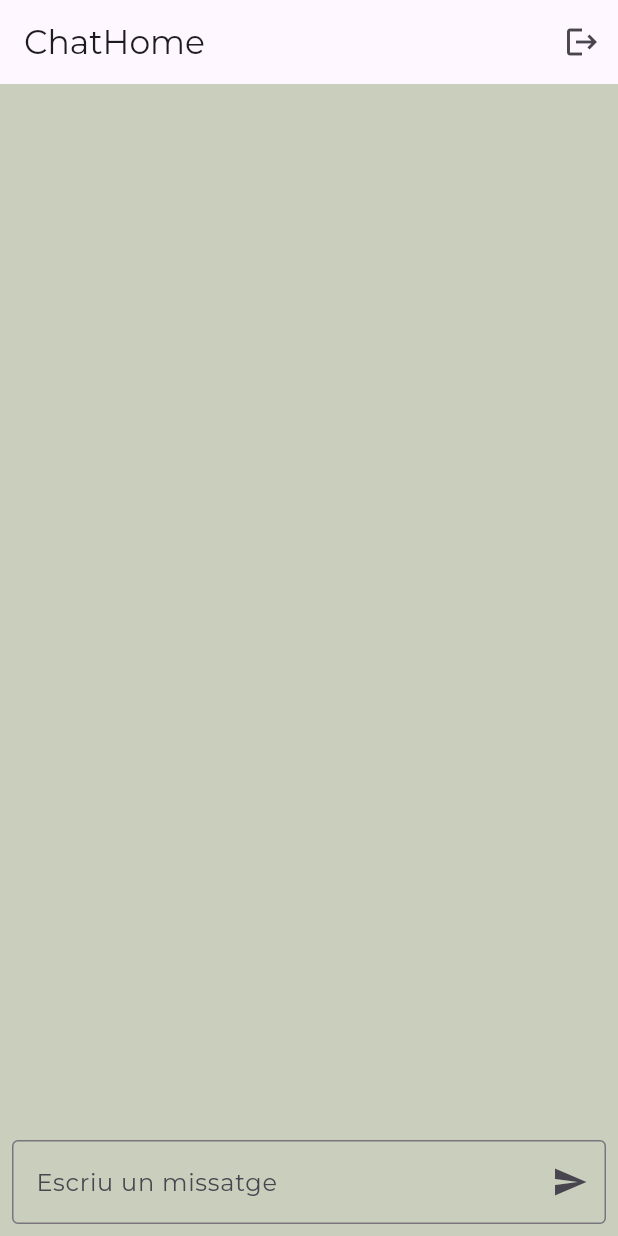
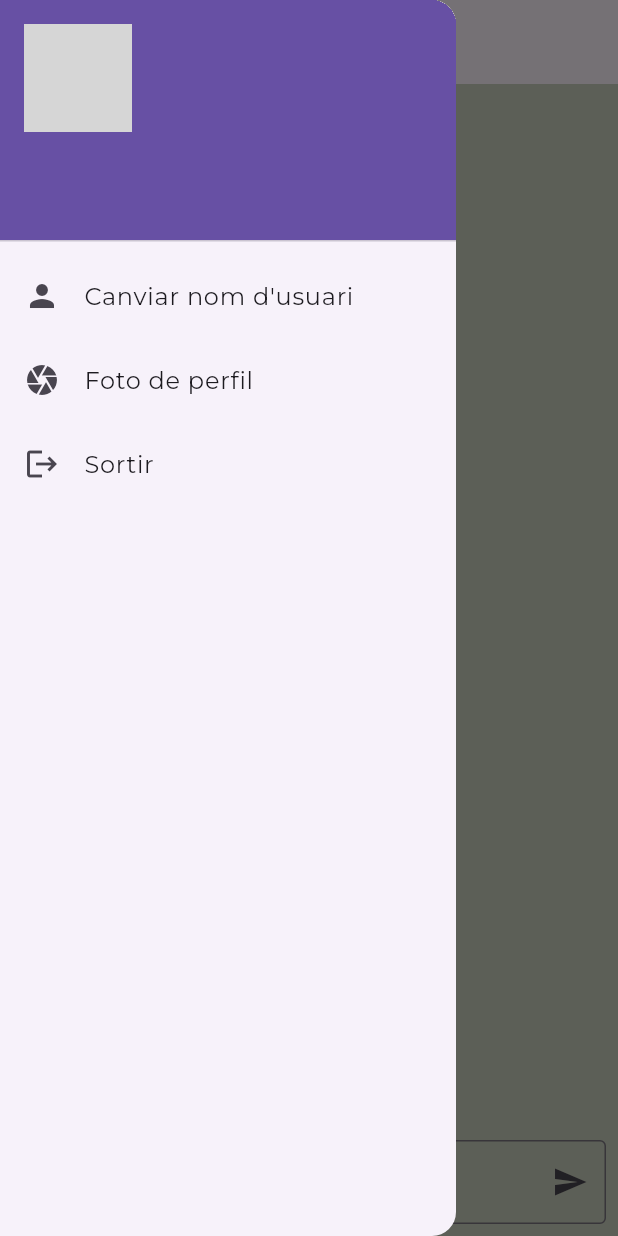
Before and after one commit to poqueque/cifo_5_chatter, a Flutter app: the ChatHome screen opened directly, with the side drawer open (before the commit the screen has no drawer), on a phone screen of 412 x 824 dp. Run offline on Flutter 3.47's test engine with Material 3 defaults, Android fonts, the phone set to English and light mode, and no system bars; our stand-ins replace chat_bubbles, cloud_firestore, firebase_auth, firebase_core, firebase_storage, google_fonts and 1 more; missing offline and left inert: firebase_ui_auth, firebase_ui_localizations; accounts and stored records are empty; generated files the repository leaves out were written again; network calls fail; grey boxes are pictures that could not be loaded.

Commit message:
After Session 11

```diff
--- /dev/null
+++ b/lib/extensions/date_time_extension.dart
@@ -0,0 +1,5 @@
+extension DateTimeExtension on DateTime {
+  String get hhmm {
+    return "$hour:$minute";
+  }
+}
--- a/lib/models/message.dart
+++ b/lib/models/message.dart
@@ -1,11 +1,20 @@
 import 'package:cloud_firestore/cloud_firestore.dart';
+import 'package:firebase_auth/firebase_auth.dart';
 
 class Message implements Comparable {
   final String uid;
+  final String name;
   final String content;
   final DateTime dateTime;
 
-  Message({required this.uid, required this.content, required this.dateTime});
+  bool get isMine => uid == FirebaseAuth.instance.currentUser?.uid;
+
+  Message({
+    required this.uid,
+    required this.name,
+    required this.content,
+    required this.dateTime,
+  });
 
   factory Message.fromFirestore(
     DocumentSnapshot<Map<String, dynamic>> snapshot,
@@ -14,6 +23,7 @@ class Message implements Comparable {
     final data = snapshot.data();
     return Message(
       uid: data?['uid'] ?? "",
+      name: data?['name'] ?? "Anònim",
       content: data?['content'] ?? "",
       dateTime: DateTime.fromMillisecondsSinceEpoch(data?['dateTime'] ?? 0),
     );
@@ -22,6 +32,7 @@ class Message implements Comparable {
   Map<String, dynamic> toFirestore() {
     return {
       "uid": uid,
+      "name": name,
       "content": content,
       "dateTime": dateTime.millisecondsSinceEpoch,
     };
--- a/lib/screens/chat_home.dart
+++ b/lib/screens/chat_home.dart
@@ -1,7 +1,15 @@
+import 'dart:io';
+
+import 'package:chat_bubbles/bubbles/bubble_special_one.dart';
+import 'package:chatter/extensions/date_time_extension.dart';
+import 'package:chatter/models/message.dart';
 import 'package:chatter/screens/splash.dart';
 import 'package:chatter/services/message_provider.dart';
+import 'package:chatter/styles/app_styles.dart';
 import 'package:firebase_auth/firebase_auth.dart';
+import 'package:firebase_storage/firebase_storage.dart';
 import 'package:flutter/material.dart';
+import 'package:image_picker/image_picker.dart';
 import 'package:provider/provider.dart';
 
 class ChatHome extends StatefulWidget {
@@ -13,18 +21,46 @@ class ChatHome extends StatefulWidget {
 
 class _ChatHomeState extends State<ChatHome> {
   TextEditingController controller = TextEditingController();
+  TextEditingController nameController = TextEditingController();
 
   @override
   Widget build(BuildContext context) {
     return Scaffold(
-      appBar: AppBar(
-        title: Text("ChatHome"),
-        actions: [
-          IconButton(
-            icon: Icon(Icons.logout),
-            onPressed: () async {
+      drawer: Drawer(
+        child: ListView(
+          padding: EdgeInsets.zero,
+          children: [
+            UserAccountsDrawerHeader(
+              currentAccountPicture: CircleAvatar(
+                backgroundImage: NetworkImage(
+                  FirebaseAuth.instance.currentUser?.photoURL ??
+                      "https://static.thenounproject.com/png/5034901-200.png",
+                ),
+              ),
+              accountName: Text(
+                FirebaseAuth.instance.currentUser?.displayName ?? "---",
+              ),
+              accountEmail: Text(
+                FirebaseAuth.instance.currentUser?.email ?? "---",
+              ),
+            ),
+            ListTile(
+              leading: Icon(Icons.person),
+              title: Text("Canviar nom d'usuari"),
+              onTap: showInputDialog,
+            ),
+            ListTile(
+              leading: Icon(Icons.camera),
+              title: Text("Foto de perfil"),
+              onTap: changeProfileImage,
+            ),
+            ListTile(
+              leading: Icon(Icons.logout),
+              title: Text("Sortir"),
+              onTap: () async {
                 await FirebaseAuth.instance.signOut();
                 if (!context.mounted) return;
+                Navigator.pop(context);
                 Navigator.pushReplacement(
                   context,
                   MaterialPageRoute(builder: (context) => Splash()),
@@ -33,6 +69,8 @@ class _ChatHomeState extends State<ChatHome> {
             ),
           ],
         ),
+      ),
+      appBar: AppBar(title: Text("ChatHome")),
       body: SafeArea(
         child: Center(
           child: Consumer<MessageProvider>(
@@ -44,8 +82,39 @@ class _ChatHomeState extends State<ChatHome> {
                     child: ListView(
                       reverse: true,
                       children: [
-                        for (var message in messageProvider.messages)
-                          ListTile(title: Text(message.content)),
+                        for (Message message in messageProvider.messages)
+                          Column(
+                            children: [
+                              if (!message.isMine)
+                                Padding(
+                                  padding: const EdgeInsets.only(
+                                    left: 16,
+                                    top: 8,
+                                  ),
+                                  child: Align(
+                                    alignment: Alignment.bottomLeft,
+                                    child: Text(message.name),
+                                  ),
+                                )
+                              else
+                                AppStyles.separator,
+                              BubbleSpecialOne(
+                                text: message.content,
+                                isSender: message.isMine,
+                              ),
+                              Align(
+                                alignment: message.isMine
+                                    ? Alignment.centerRight
+                                    : Alignment.centerLeft,
+                                child: Padding(
+                                  padding: const EdgeInsets.symmetric(
+                                    horizontal: 24,
+                                  ),
+                                  child: Text(message.dateTime.hhmm),
+                                ),
+                              ),
+                            ],
+                          ),
                       ],
                     ),
                   ),
@@ -77,4 +146,57 @@ class _ChatHomeState extends State<ChatHome> {
     await messageProvider.addMessage(value);
     controller.text = "";
   }
+
+  void showInputDialog() {
+    showDialog(
+      context: context,
+      barrierDismissible: false,
+      builder: (context) => AlertDialog(
+        title: Text("Introdueix el teu nom"),
+        content: TextField(
+          controller: nameController,
+          decoration: InputDecoration(hintText: "Nom d'usuari"),
+        ),
+        actions: [
+          TextButton(onPressed: saveUserName, child: Text("GUARDAR")),
+          TextButton(
+            onPressed: () {
+              Navigator.pop(context);
+            },
+            child: Text("CANCELAR"),
+          ),
+        ],
+      ),
+    );
   }
+
+  Future<void> saveUserName() async {
+    await FirebaseAuth.instance.currentUser?.updateDisplayName(
+      nameController.text,
+    );
+    if (!mounted) return;
+    Navigator.pop(context);
+    setState(() {});
+  }
+
+  Future<void> changeProfileImage() async {
+    ImagePicker picker = ImagePicker();
+    final XFile? image = await picker.pickImage(source: ImageSource.gallery);
+    if (image != null) {
+      final storageRef = FirebaseStorage.instance.ref();
+      final imageRef = storageRef
+          .child("users")
+          .child(FirebaseAuth.instance.currentUser!.uid)
+          .child("profile.png");
+      File imageFile = File(image.path);
+      try {
+        await imageRef.putFile(imageFile);
+        String downloadUrl = await imageRef.getDownloadURL();
+        await FirebaseAuth.instance.currentUser?.updatePhotoURL(downloadUrl);
+      } catch (e) {
+        debugPrint("Error pujant fitxer: $e");
+      }
+      setState(() {});
+    }
+  }
+}
--- a/lib/services/message_provider.dart
+++ b/lib/services/message_provider.dart
@@ -17,6 +17,7 @@ class MessageProvider extends ChangeNotifier {
 
     var message = Message(
       uid: FirebaseAuth.instance.currentUser!.uid,
+      name: FirebaseAuth.instance.currentUser!.displayName ?? "Anònim",
       content: content,
       dateTime: DateTime.now(),
     );
--- a/pubspec.yaml
+++ b/pubspec.yaml
@@ -7,9 +7,11 @@ environment:
   sdk: ^3.9.2
 
 dependencies:
+  chat_bubbles: ^1.7.0
   cloud_firestore: ^6.1.0
   firebase_auth: ^6.1.1
   firebase_core: ^4.2.0
+  firebase_storage: ^13.0.4
   firebase_ui_auth: ^3.0.1
   firebase_ui_localizations: ^2.0.1
   flutter:
@@ -18,6 +20,7 @@ dependencies:
     sdk: flutter
   flutter_ui_auth: ^1.0.0
   google_fonts: ^6.3.2
+  image_picker: ^1.2.0
   provider: ^6.1.5+1
 
 dev_dependencies:
```
Also changed, not shown: pubspec.lock, 1 other file. Lines whose indentation alone changed are shown as unchanged.
